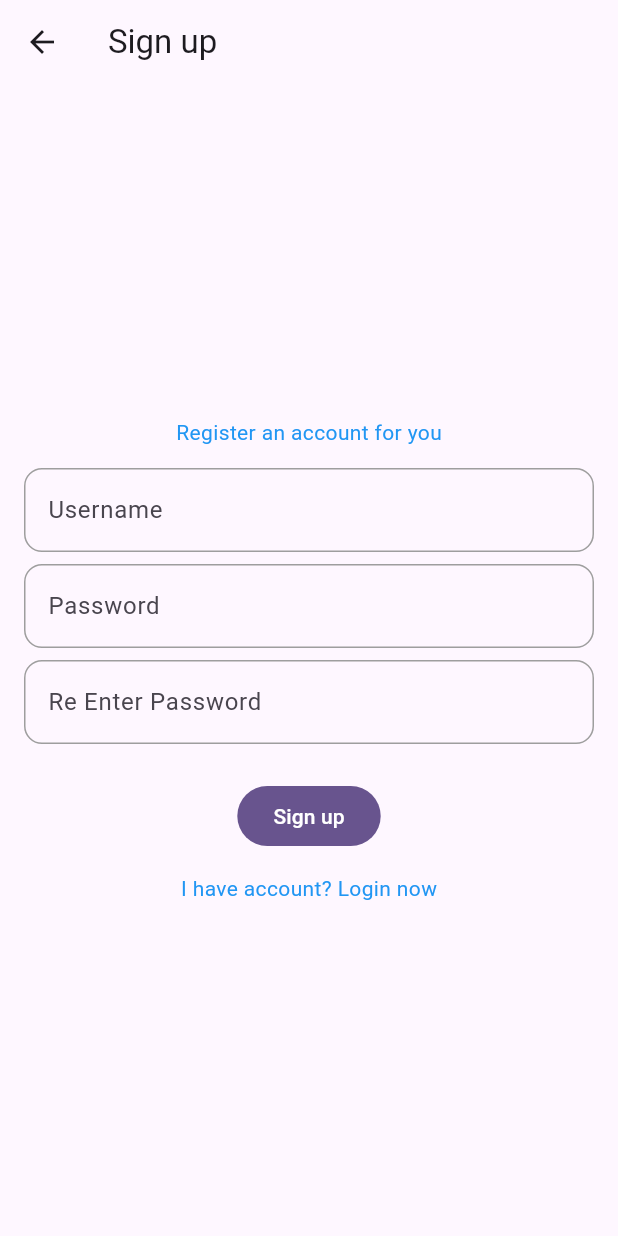
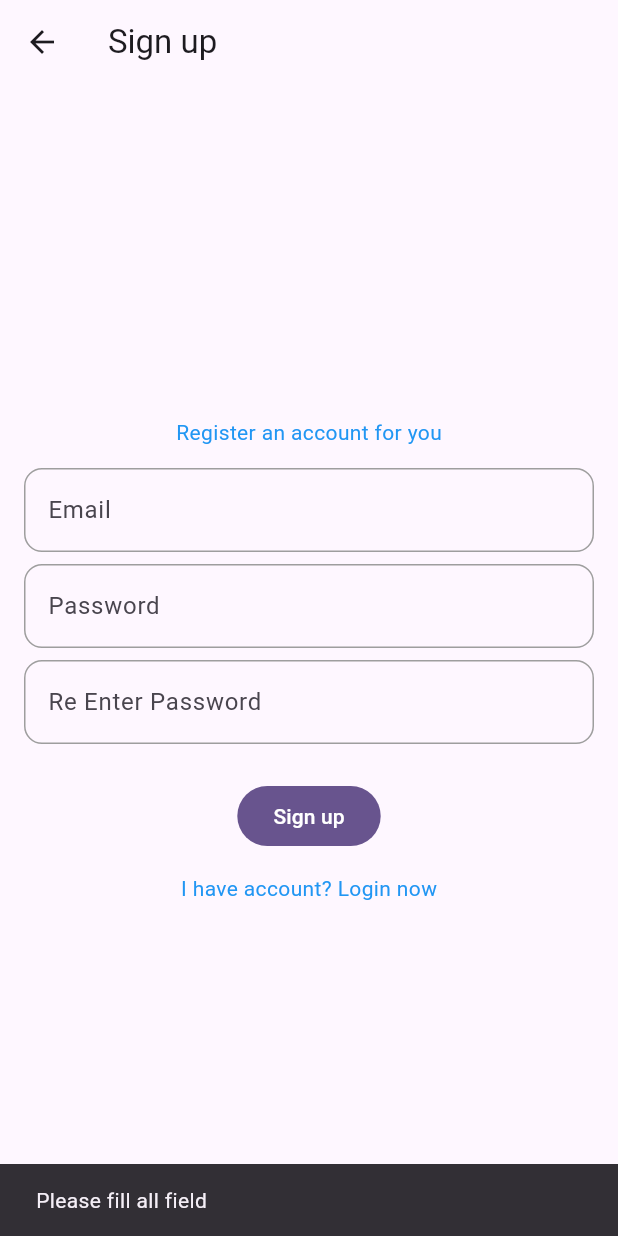
Before and after one commit to VangThao1905/notehub, a Flutter app: the SignUpPage screen opened directly, after a tap on "Sign up", on a phone screen of 412 x 824 dp. Run offline on Flutter 3.47's test engine with Material 3 defaults, Android fonts, the phone set to English and light mode, and no system bars; our stand-ins replace dartz, firebase_auth, firebase_core, flutter_bloc, flutter_easyloading, freezed_annotation and 2 more; accounts and stored records are empty.

Commit message:
implement sign up

```diff
--- a/notehub_app/lib/application/auth/auth_cubit.dart
+++ b/notehub_app/lib/application/auth/auth_cubit.dart
@@ -0,0 +1,29 @@
+import 'package:flutter_bloc/flutter_bloc.dart';
+import 'package:get_it/get_it.dart';
+import 'package:injectable/injectable.dart';
+import 'package:notehub_app/application/auth/auth_state.dart';
+import 'package:notehub_app/domain/auth/i_auth_repo.dart';
+
+@injectable
+class AuthCubit extends Cubit<AuthState> {
+  AuthCubit() : super(AuthState());
+
+  Future<String> signUp({
+    required String email,
+    required String password,
+  }) async {
+    final result = await GetIt.I.get<IAuthRepo>().signUp(
+      email: email,
+      password: password,
+    );
+
+    return result.fold(
+      () {
+        return '';
+      },
+      (errorMessage) {
+        return errorMessage;
+      },
+    );
+  }
+}
--- a/notehub_app/lib/application/auth/auth_state.dart
+++ b/notehub_app/lib/application/auth/auth_state.dart
@@ -1,7 +1,8 @@
-// @freezed
-// class AuthState with _$AuthState {
-//   const factory AuthState({
-//
-// }) = _AuthState;
-//
-// }
+import 'package:freezed_annotation/freezed_annotation.dart';
+
+part 'auth_state.freezed.dart';
+
+@freezed
+class AuthState with _$AuthState {
+  const factory AuthState({@Default(false) bool isShowLoading}) = _AuthState;
+}
--- /dev/null
+++ b/notehub_app/lib/domain/auth/i_auth_repo.dart
@@ -0,0 +1,8 @@
+import 'package:dartz/dartz.dart';
+
+abstract class IAuthRepo {
+  Future<Option<String>> signUp({
+    required String email,
+    required String password,
+  });
+}
--- a/notehub_app/lib/main.dart
+++ b/notehub_app/lib/main.dart
@@ -1,11 +1,13 @@
 import 'package:flutter/material.dart';
 import 'package:notehub_app/presentation/splash/splash_page.dart';
 import 'package:firebase_core/firebase_core.dart';
+import 'core/injectable.dart';
 import 'firebase_options.dart';
 
 Future<void> main() async {
   WidgetsFlutterBinding.ensureInitialized();
   await Firebase.initializeApp(options: DefaultFirebaseOptions.currentPlatform);
+  setUpInjectable();
   runApp(const MyApp());
 }
 
--- a/notehub_app/lib/presentation/authen/login_page.dart
+++ b/notehub_app/lib/presentation/authen/login_page.dart
@@ -1,4 +1,5 @@
 import 'package:flutter/material.dart';
+import 'package:notehub_app/core/extensions.dart';
 import 'package:notehub_app/presentation/authen/sign_up_page.dart';
 
 class LoginPage extends StatefulWidget {
@@ -32,7 +33,7 @@ class _LoginPageState extends State<LoginPage> {
               TextFormField(
                 autovalidateMode: AutovalidateMode.onUserInteraction,
                 decoration: InputDecoration(
-                  hintText: 'Username',
+                  hintText: 'Email',
                   enabledBorder: OutlineInputBorder(
                     borderRadius: BorderRadius.circular(12),
                     borderSide: BorderSide(color: Colors.grey),
@@ -58,7 +59,9 @@ class _LoginPageState extends State<LoginPage> {
                 focusNode: _emailNode,
                 validator: (value) {
                   if (value == null || value.isEmpty) {
-                    return 'Please enter username';
+                    return 'Please enter email';
+                  } else if (!value.isValidEmail()) {
+                    return 'Email invalid';
                   }
                   return null;
                 },
--- a/notehub_app/lib/presentation/authen/sign_up_page.dart
+++ b/notehub_app/lib/presentation/authen/sign_up_page.dart
@@ -1,4 +1,10 @@
 import 'package:flutter/material.dart';
+import 'package:flutter_bloc/flutter_bloc.dart';
+import 'package:flutter_easyloading/flutter_easyloading.dart';
+import 'package:get_it/get_it.dart';
+import 'package:notehub_app/application/auth/auth_cubit.dart';
+import 'package:notehub_app/application/auth/auth_state.dart';
+import 'package:notehub_app/core/extensions.dart';
 
 class SignUpPage extends StatefulWidget {
   const SignUpPage({super.key});
@@ -17,6 +23,8 @@ class _SignUpPageState extends State<SignUpPage> {
   final FocusNode _passwordNode = FocusNode();
   final FocusNode _reEnterPasswordNode = FocusNode();
 
+  final AuthCubit _authCubit = GetIt.I.get<AuthCubit>();
+
   @override
   Widget build(BuildContext context) {
     return GestureDetector(
@@ -27,7 +35,17 @@ class _SignUpPageState extends State<SignUpPage> {
         appBar: AppBar(title: Text('Sign up'), leading: BackButton()),
         body: Padding(
           padding: const EdgeInsets.all(16.0),
-          child: Column(
+          child: BlocConsumer<AuthCubit, AuthState>(
+            bloc: _authCubit,
+            listener: (context, state) {
+              if (state.isShowLoading) {
+                EasyLoading.show();
+              } else {
+                EasyLoading.dismiss();
+              }
+            },
+            builder: (context, state) {
+              return Column(
                 mainAxisAlignment: MainAxisAlignment.center,
                 children: [
                   Text(
@@ -38,7 +56,7 @@ class _SignUpPageState extends State<SignUpPage> {
                   TextFormField(
                     autovalidateMode: AutovalidateMode.onUserInteraction,
                     decoration: InputDecoration(
-                  hintText: 'Username',
+                      hintText: 'Email',
                       enabledBorder: OutlineInputBorder(
                         borderRadius: BorderRadius.circular(12),
                         borderSide: BorderSide(color: Colors.grey),
@@ -64,7 +82,9 @@ class _SignUpPageState extends State<SignUpPage> {
                     focusNode: _emailNode,
                     validator: (value) {
                       if (value == null || value.isEmpty) {
-                    return 'Please enter username';
+                        return 'Please enter email';
+                      } else if (!value.isValidEmail()) {
+                        return 'Email invalid';
                       }
                       return null;
                     },
@@ -142,7 +162,49 @@ class _SignUpPageState extends State<SignUpPage> {
                     },
                   ),
                   SizedBox(height: 24),
-              FilledButton(onPressed: () {}, child: Text('Sign up')),
+                  FilledButton(
+                    onPressed: () async {
+                      String email = _emailController.text.trim();
+                      String password = _passwordController.text.trim();
+                      String reEnterPassword =
+                          _reEnterPasswordController.text.trim();
+
+                      if (email.isNotEmpty &&
+                          password.isNotEmpty &&
+                          reEnterPassword.isNotEmpty) {
+                        if (password == reEnterPassword) {
+                          /// Sign up
+                          String signUpMessage = await _authCubit.signUp(
+                            email: email,
+                            password: password,
+                          );
+
+                          if (signUpMessage.isEmpty) {
+                            ScaffoldMessenger.of(context).showSnackBar(
+                              SnackBar(content: Text('Sign up success')),
+                            );
+                          } else {
+                            ScaffoldMessenger.of(context).showSnackBar(
+                              SnackBar(content: Text(signUpMessage)),
+                            );
+                          }
+                        } else {
+                          ScaffoldMessenger.of(context).showSnackBar(
+                            SnackBar(
+                              content: Text(
+                                'Please check your re-enter password',
+                              ),
+                            ),
+                          );
+                        }
+                      } else {
+                        ScaffoldMessenger.of(context).showSnackBar(
+                          SnackBar(content: Text('Please fill all field')),
+                        );
+                      }
+                    },
+                    child: Text('Sign up'),
+                  ),
                   SizedBox(height: 14),
                   InkWell(
                     onTap: () {
@@ -154,6 +216,8 @@ class _SignUpPageState extends State<SignUpPage> {
                     ),
                   ),
                 ],
+              );
+            },
           ),
         ),
       ),
```
Also changed, not shown: notehub_app/lib/core/extensions.dart (added, +7 -0 lines), notehub_app/lib/core/injectable.dart (added, +9 -0 lines), notehub_app/lib/infrastructure/auth/auth_repo_impl.dart (added, +31 -0 lines), notehub_app/lib/presentation/home_page.dart (+10 -1 lines), notehub_app/lib/presentation/splash/splash_page.dart (+14 -13 lines), notehub_app/pubspec.yaml (+6 -3 lines), notehub_app/lib/application/auth/auth_state.freezed.dart (added), notehub_app/lib/core/injectable.config.dart (added), notehub_app/pubspec.lock, 1 other file. Lines whose indentation alone changed are shown as unchanged.
